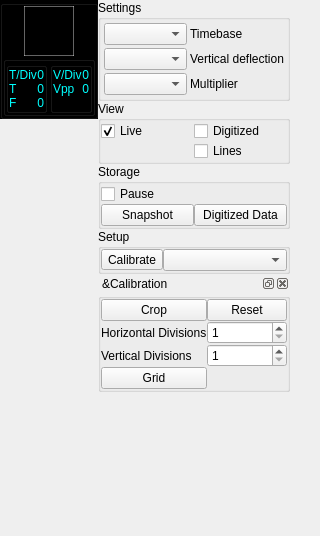
This is Forms/Controls.ui in JosephEoff/D43 as Qt 5 draws it before an edit. The edited form follows.
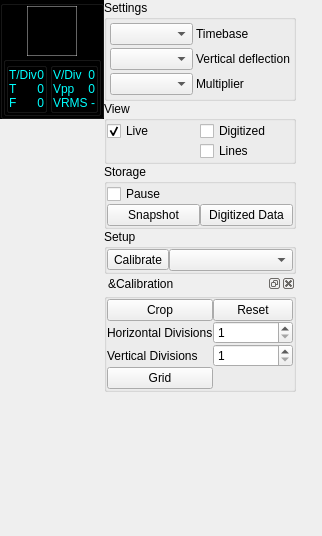
This is the edited form. Custom widgets are drawn as their Qt base class.

What changed in the file:
```diff
--- a/Forms/Controls.ui
+++ b/Forms/Controls.ui
@@ -6,7 +6,7 @@
    <rect>
     <x>0</x>
     <y>0</y>
-    <width>320</width>
+    <width>322</width>
     <height>536</height>
    </rect>
   </property>
@@ -516,6 +516,35 @@
                   </property>
                  </widget>
                 </item>
+                <item row="2" column="0">
+                 <widget class="QLabel" name="labelVRMS">
+                  <property name="styleSheet">
+                   <string notr="true">color: rgb(0, 255, 255);</string>
+                  </property>
+                  <property name="text">
+                   <string>VRMS</string>
+                  </property>
+                 </widget>
+                </item>
+                <item row="2" column="1">
+                 <widget class="QLabel" name="labelVRMS_Display">
+                  <property name="sizePolicy">
+                   <sizepolicy hsizetype="MinimumExpanding" vsizetype="Preferred">
+                    <horstretch>0</horstretch>
+                    <verstretch>0</verstretch>
+                   </sizepolicy>
+                  </property>
+                  <property name="styleSheet">
+                   <string notr="true">color: rgb(0, 255, 255);</string>
+                  </property>
+                  <property name="text">
+                   <string>-</string>
+                  </property>
+                  <property name="alignment">
+                   <set>Qt::AlignRight|Qt::AlignTrailing|Qt::AlignVCenter</set>
+                  </property>
+                 </widget>
+                </item>
                </layout>
               </widget>
              </item>
```
